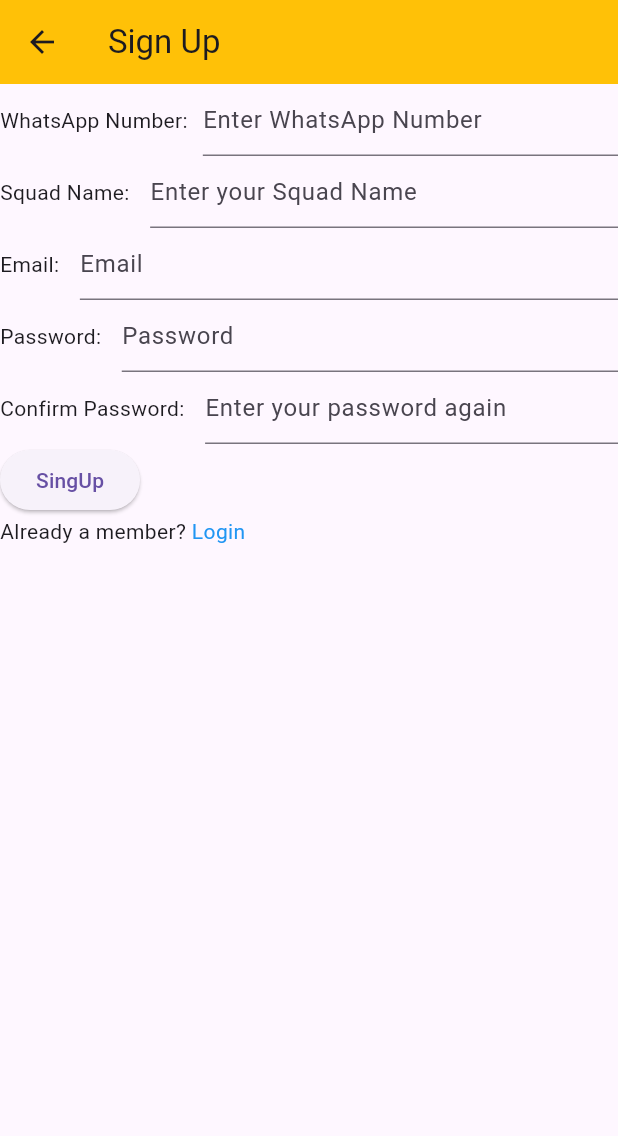
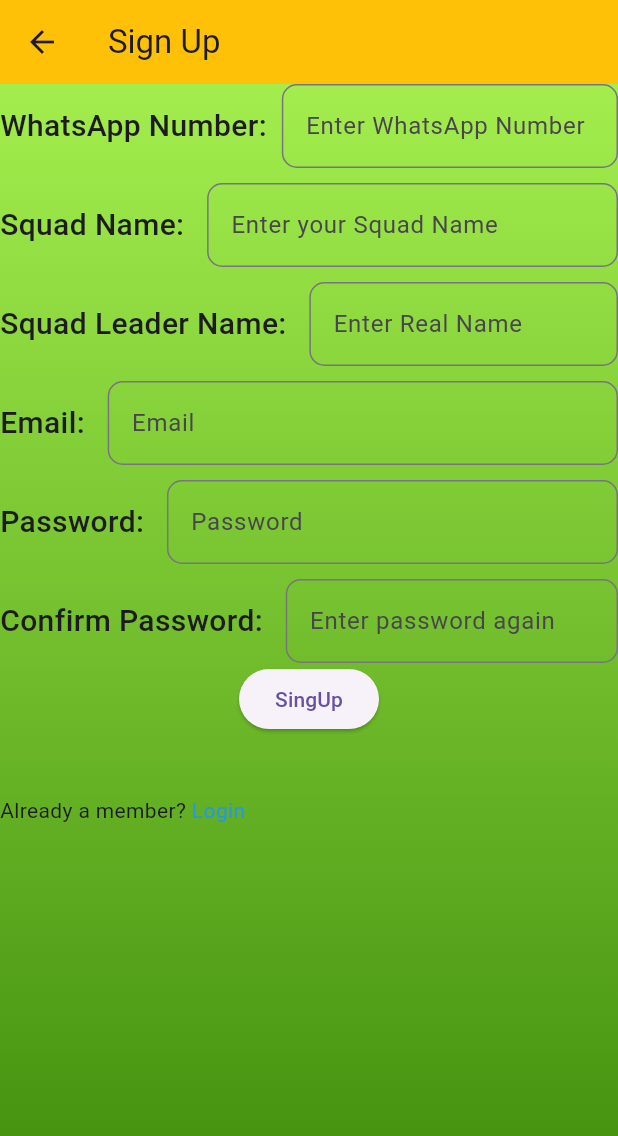
Before and after one commit to TajemulCSE/LGD, a Flutter app: the SignUp screen opened directly, after a tap on "SingUp", on a phone screen of 412 x 824 dp. Shown: the top 1136 px of the screen. Run offline on Flutter 3.47's test engine with Material 3 defaults, Android fonts, the phone set to English and light mode, and no system bars; our stand-ins replace cached_network_image, firebase_auth, firebase_core; accounts and stored records are empty; network calls fail.

Commit message:
Singup fontend design added

```diff
--- a/lib/login.dart
+++ b/lib/login.dart
@@ -56,7 +56,10 @@ class _Login extends State<Login> {
   @override
   Widget build(BuildContext context) {
     return Scaffold(
-      appBar: AppBar(title: Text("LGD Login"), backgroundColor: Colors.red),
+      appBar: AppBar(
+        title: Text("LGD User Login"),
+        backgroundColor: Colors.red,
+      ),
       body: Container(
         height: MediaQuery.of(context).size.height,
         width: double.infinity,
@@ -107,6 +110,7 @@ class _Login extends State<Login> {
                   ),
                 ],
               ),
+              SizedBox(height: 5),
               Row(
                 children: [
                   Text(
@@ -116,23 +120,31 @@ class _Login extends State<Login> {
                   SizedBox(width: 10),
                   Expanded(
                     child: TextField(
-                      decoration: InputDecoration(hintText: "Enter Password"),
+                      decoration: InputDecoration(
+                        hintText: "Enter Password",
+                        border: OutlineInputBorder(
+                          borderRadius: BorderRadius.circular(10),
+                        ),
+                        prefixIcon: Icon(Icons.password),
+                      ),
                       controller: passwordcontoller,
+                      obscureText: true,
                     ),
                   ),
                 ],
               ),
               Row(
+                mainAxisAlignment: MainAxisAlignment.center,
                 children: [
                   ElevatedButton(
                     onPressed: () {
                       userLogin();
-                      print("login button");
                     },
                     child: Text("Login"),
                   ),
                 ],
               ),
+              SizedBox(height: 30),
               Row(
                 children: [
                   Flexible(child: Text("Not a member?")),
--- a/lib/sign_up.dart
+++ b/lib/sign_up.dart
@@ -3,54 +3,52 @@ import 'package:flutter/material.dart';
 import 'package:lgd/login.dart';
 import 'package:lgd/profile_login.dart';
 
-class SignUp extends StatefulWidget{
+class SignUp extends StatefulWidget {
   const SignUp({super.key});
 
-
   @override
-  State<SignUp> createState() =>_SignUp();
-
+  State<SignUp> createState() => _SignUp();
 }
 
-class  _SignUp extends State<SignUp>{
+class _SignUp extends State<SignUp> {
+  String whatsapp = "", squad = "", email = "", password = "";
+  TextEditingController whatsappcontoller = TextEditingController();
+  TextEditingController squadcontoller = TextEditingController();
+  TextEditingController emailcontoller = TextEditingController();
+  TextEditingController passwordcontoller = TextEditingController();
 
-String whatsapp="",squad="",email="",password="";
-TextEditingController whatsappcontoller=TextEditingController();
-TextEditingController squadcontoller=TextEditingController();
-TextEditingController emailcontoller=TextEditingController();
-TextEditingController passwordcontoller=TextEditingController();
-
-signup() async{
+  signup() async {
     email = emailcontoller.text.trim();
     password = passwordcontoller.text.trim();
     squad = squadcontoller.text.trim();
     whatsapp = whatsappcontoller.text.trim();
 
-  if(email!="" && password!="" && squad!="" && whatsapp !="")
-  {
+    if (email != "" && password != "" && squad != "" && whatsapp != "") {
       setState(() {
-                      email=emailcontoller.text;
-                      password=passwordcontoller.text;
-                      whatsapp=whatsappcontoller.text;
-                      squad=squadcontoller.text;
+        email = emailcontoller.text;
+        password = passwordcontoller.text;
+        whatsapp = whatsappcontoller.text;
+        squad = squadcontoller.text;
       });
-    try{
-      UserCredential userCredential= await FirebaseAuth.instance.createUserWithEmailAndPassword(email: email, password: password);
-      ScaffoldMessenger.of(context).showSnackBar(
-        SnackBar(content: Text("Registered Successfully")),
-
-
+      try {
+        UserCredential userCredential = await FirebaseAuth.instance
+            .createUserWithEmailAndPassword(email: email, password: password);
+        ScaffoldMessenger.of(
+          context,
+        ).showSnackBar(SnackBar(content: Text("Registered Successfully")));
+        Navigator.push(
+          context,
+          MaterialPageRoute(builder: (context) => ProfileLogin()),
         );
-      Navigator.push(context, MaterialPageRoute(builder: (context)=>ProfileLogin()));
-
-    } on FirebaseAuthException catch(e){
-      if (e.code=='week-password') {
-        ScaffoldMessenger.of(context).showSnackBar(SnackBar(content: Text("Password is too weak")));
-
-      }
-      else if(e.code=='email-already-in-use'){
-        ScaffoldMessenger.of(context).showSnackBar(SnackBar(content: Text("Email already registered")));
-
+      } on FirebaseAuthException catch (e) {
+        if (e.code == 'week-password') {
+          ScaffoldMessenger.of(
+            context,
+          ).showSnackBar(SnackBar(content: Text("Password is too weak")));
+        } else if (e.code == 'email-already-in-use') {
+          ScaffoldMessenger.of(
+            context,
+          ).showSnackBar(SnackBar(content: Text("Email already registered")));
         }
       }
     }
@@ -58,100 +56,149 @@ signup() async{
 
   @override
   Widget build(BuildContext context) {
+    return Scaffold(
+      appBar: AppBar(title: Text("Sign Up"), backgroundColor: Colors.amber),
+      body: Container(
+        height: MediaQuery.of(context).size.height,
+        width: double.infinity,
+        decoration: BoxDecoration(
+          gradient: LinearGradient(
+            colors: [
+              const Color.fromARGB(255, 62, 139, 11),
+              const Color.fromARGB(255, 163, 238, 77),
+            ],
+            begin: Alignment.bottomCenter,
+            end: Alignment.topCenter,
+          ),
+        ),
 
-    return Scaffold(
-      appBar: AppBar(
-        title: Text("Sign Up"),
-        backgroundColor: Colors.amber,
-      ),
-      body: SingleChildScrollView(
+        child: SingleChildScrollView(
           child: Column(
             children: [
               Row(
                 children: [
-                Text("WhatsApp Number:"),
-                SizedBox(width: 10,),
+                  Text("WhatsApp Number:",style: TextStyle(fontSize: 20,fontWeight: FontWeight.w500),),
+                  SizedBox(width: 10),
 
-                Expanded(child: TextField(
+                  Expanded(
+                    child: TextField(
                       controller: whatsappcontoller,
                       decoration: InputDecoration(
-                    hintText: "Enter WhatsApp Number"
+                        hintText: "Enter WhatsApp Number",
+                        border: OutlineInputBorder(borderRadius: BorderRadius.circular(10))
                       ),
-                ))
+                    ),
+                  ),
+                ],
+              ),
+              SizedBox(height: 10,),
+              Row(
+                children: [
+                  Text("Squad Name: ",style: TextStyle(fontSize: 20,fontWeight: FontWeight.w500),),
+                  SizedBox(width: 10),
+                  Expanded(
+                    child: TextField(
+                      decoration: InputDecoration(
+                        hintText: "Enter your Squad Name",
+                        border: OutlineInputBorder(borderRadius: BorderRadius.circular(10))
+                      ),
+                      controller: squadcontoller,
+                    ),
+                  ),
+                ],
+              ),
+              SizedBox(height: 10,)
+              ,
+              Row(
+                children: [
+                  Text("Squad Leader Name: ",style: TextStyle(fontSize: 20,fontWeight: FontWeight.w500),),
+                  SizedBox(width: 10),
+                  Expanded(
+                    child: TextField(
+                      decoration: InputDecoration(
+                        hintText: "Enter Real Name",
+                        border: OutlineInputBorder(borderRadius: BorderRadius.circular(10))
+                      ),
 
+                    ),
+                  ),
+                ],
+              ),
+              SizedBox(height: 10,)
+              ,
+              Row(
+                children: [
+                  Text("Email: ",style: TextStyle(fontSize: 20, fontWeight: FontWeight.w500),),
+                  SizedBox(width: 10),
+                  Expanded(
+                    child: TextField(
+                      decoration: InputDecoration(hintText: "Email", border: OutlineInputBorder(borderRadius: BorderRadius.circular(10))),
+                      controller: emailcontoller,
+
+                    ),
+                  ),
+                ],
+              ),
+              SizedBox(height: 10,),
+              Row(
+                children: [
+                  Text("Password: ",style: TextStyle(fontSize: 20, fontWeight: FontWeight.w500),),
+                  SizedBox(width: 10),
+                  Expanded(
+                    child: TextField(
+                      decoration: InputDecoration(hintText: "Password", border: OutlineInputBorder(borderRadius: BorderRadius.circular(10))),
+                      controller: passwordcontoller,
+                      obscureText: true,
+                    ),
+                  ),
+                ],
+              ),
+              SizedBox(height: 10,),
+              Row(
+                children: [
+                  Text("Confirm Password: ", style: TextStyle(fontSize: 20, fontWeight: FontWeight.w500),),
+                  SizedBox(width: 10),
+                  Expanded(
+                    child: TextField(
+                      decoration: InputDecoration(
+                        hintText: "Enter password again",
+                        border: OutlineInputBorder(borderRadius: BorderRadius.circular(10))
+                      ),
+                      obscureText: true,
+                    ),
+                  ),
                 ],
               ),
               Row(
+                mainAxisAlignment: MainAxisAlignment.center,
                 children: [
-                Text("Squad Name: "),
-                SizedBox(width: 10,),
-                Expanded(child: TextField(
-                  decoration: InputDecoration(
-                    hintText: "Enter your Squad Name"
+                  ElevatedButton(
+                    onPressed: () {
+                      signup();
+                    },
+                    child: Text("SingUp"),
                   ),
-                  controller: squadcontoller,
-                ))
                 ],
               ),
-             Row(
-              children: [
-                Text("Email: "),
-                SizedBox(width: 10,),
-                Expanded(child: TextField(
-                  decoration: InputDecoration(
-                    hintText: "Email"
-                  ),
-                  controller: emailcontoller,
-                ))
-              ],
-            ),
-            Row(
-              children: [
-                Text("Password: "),
-                SizedBox(width: 10,),
-                Expanded(child: TextField(
-                  decoration: InputDecoration(
-                    hintText: "Password"
-                  ),
-                  controller: passwordcontoller,
-                  obscureText: true,
-                ))
-              ],
-            ),
-            Row(
-              children: [
-                Text("Confirm Password: "),
-                SizedBox(width: 10,),
-                Expanded(child: TextField(
-                  decoration: InputDecoration(
-                    hintText: "Enter your password again",
-                  ),
-                  obscureText: true,
-                ))
-              ],
-            ),
-            Row(
-              children: [
-                ElevatedButton(onPressed: (){
-                  signup();
-                }, child: Text("SingUp"))
-              ],
-            ),
+              SizedBox(height: 40,),
               Row(
                 children: [
                   Flexible(child: Text("Already a member? ")),
                   GestureDetector(
                     onTap: () {
-                    Navigator.push(context, MaterialPageRoute(builder: (context)=>Login()));
+                      Navigator.push(
+                        context,
+                        MaterialPageRoute(builder: (context) => Login()),
+                      );
                     },
-                  child: Text("Login", style: TextStyle(color: Colors.blue),),
-                )
+                    child: Text("Login", style: TextStyle(color: Colors.blue)),
+                  ),
                 ],
-            )
+              ),
             ],
+          ),
         ),
       ),
     );
   }
-
 }
```
Lines whose indentation alone changed are shown as unchanged.
